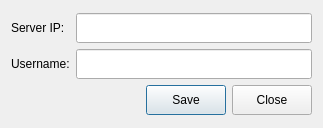
The window that dlgsettings.ui (miracletech322/GPShieldClientApp) describes before a commit, drawn with Qt 5.
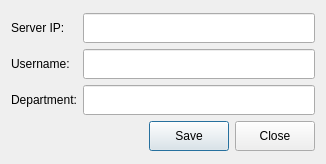
The same window after the commit. Icons and pictures are not drawn.

The edit to the form file:
```diff
--- a/dlgsettings.ui
+++ b/dlgsettings.ui
@@ -6,8 +6,8 @@
    <rect>
     <x>0</x>
     <y>0</y>
-    <width>323</width>
-    <height>128</height>
+    <width>326</width>
+    <height>164</height>
    </rect>
   </property>
   <property name="windowTitle">
@@ -50,6 +50,19 @@
            </property>
           </widget>
          </item>
+         <item>
+          <widget class="QLabel" name="lblUser_2">
+           <property name="minimumSize">
+            <size>
+             <width>0</width>
+             <height>30</height>
+            </size>
+           </property>
+           <property name="text">
+            <string>Department:</string>
+           </property>
+          </widget>
+         </item>
         </layout>
        </item>
        <item>
@@ -74,6 +87,16 @@
            </property>
           </widget>
          </item>
+         <item>
+          <widget class="QLineEdit" name="edtDepart">
+           <property name="minimumSize">
+            <size>
+             <width>0</width>
+             <height>30</height>
+            </size>
+           </property>
+          </widget>
+         </item>
         </layout>
        </item>
       </layout>
```
Left out of the diff: 1 changed line with no effect on the pictures.
